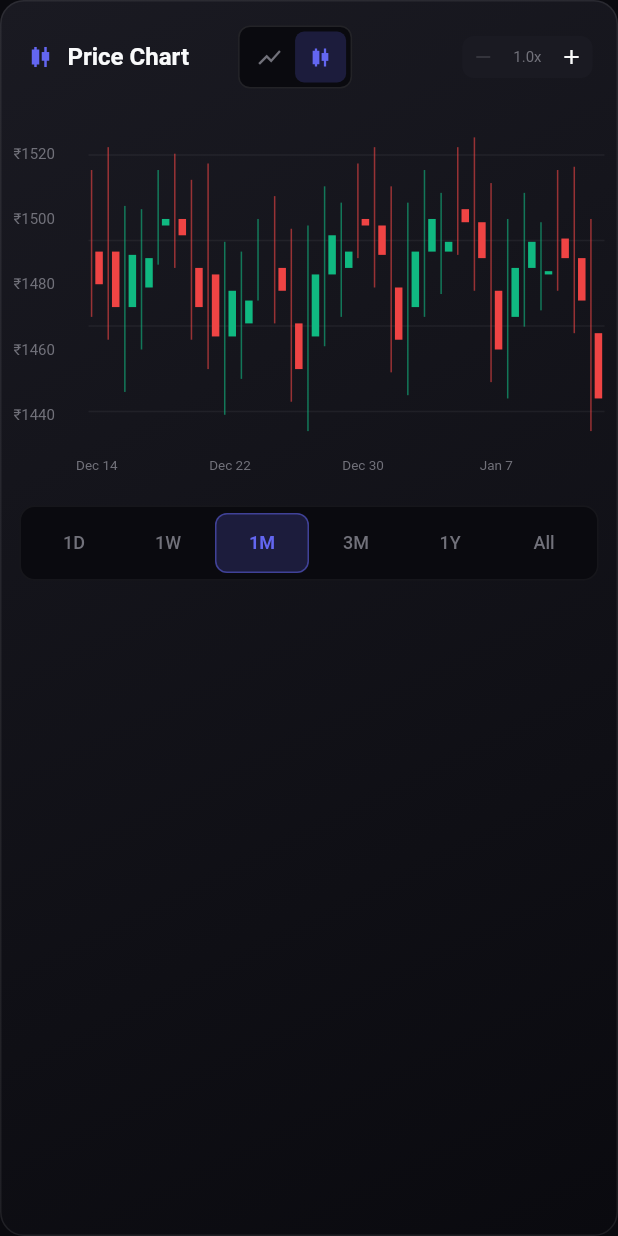
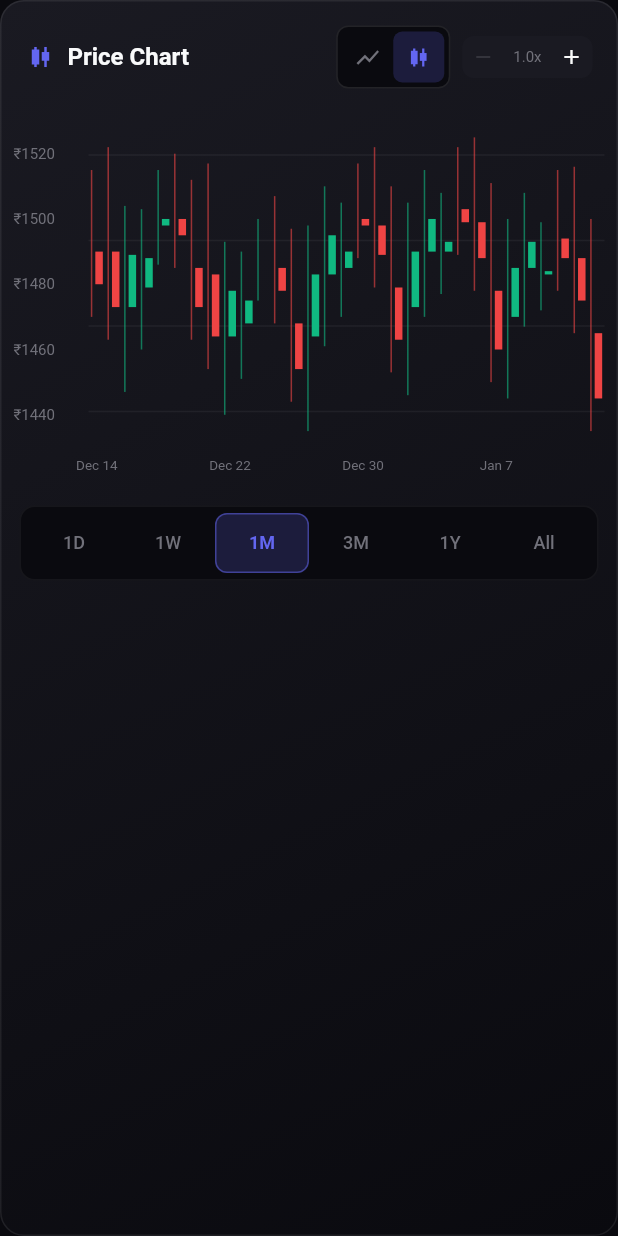
Before and after one commit to uxashish7/purple-tomato, a Flutter app: the StockCandlestickChart widget shown alone on an empty page, opened directly with empty values, on a phone screen of 412 x 824 dp. Run offline on Flutter 3.47's test engine with Material 3 defaults, Android fonts, the phone set to English and light mode, and no system bars; drawn by our look-alikes of fl_chart; our stand-ins replace dio, file_picker, flutter_riverpod, flutter_secure_storage, google_generative_ai, google_sign_in and 8 more; accounts and stored records are empty; network calls fail.

Commit message:
Purple tomato V15

```diff
--- a/lib/shared/widgets/stock_candlestick_chart.dart
+++ b/lib/shared/widgets/stock_candlestick_chart.dart
@@ -154,6 +154,10 @@ class _StockCandlestickChartState extends State<StockCandlestickChart> {
                     ),
                   ],
                 ),
+                // Right side: Toggle + Zoom controls together
+                Row(
+                  mainAxisSize: MainAxisSize.min,
+                  children: [
                     // Line / Candlestick Toggle
                     Container(
                       padding: const EdgeInsets.all(3),
@@ -212,6 +216,8 @@ class _StockCandlestickChartState extends State<StockCandlestickChart> {
                           ),
                         ],
                       ),
+                    ),
+                  ],
                 ),
               ],
             ),
```
Lines whose indentation alone changed are shown as unchanged.
